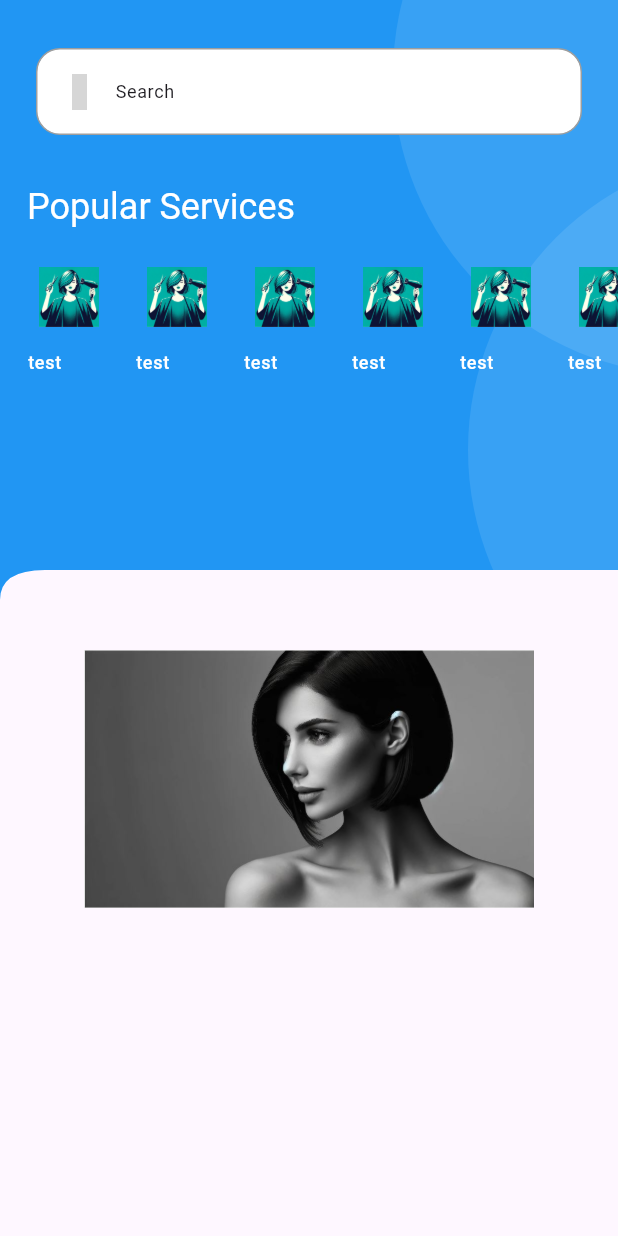
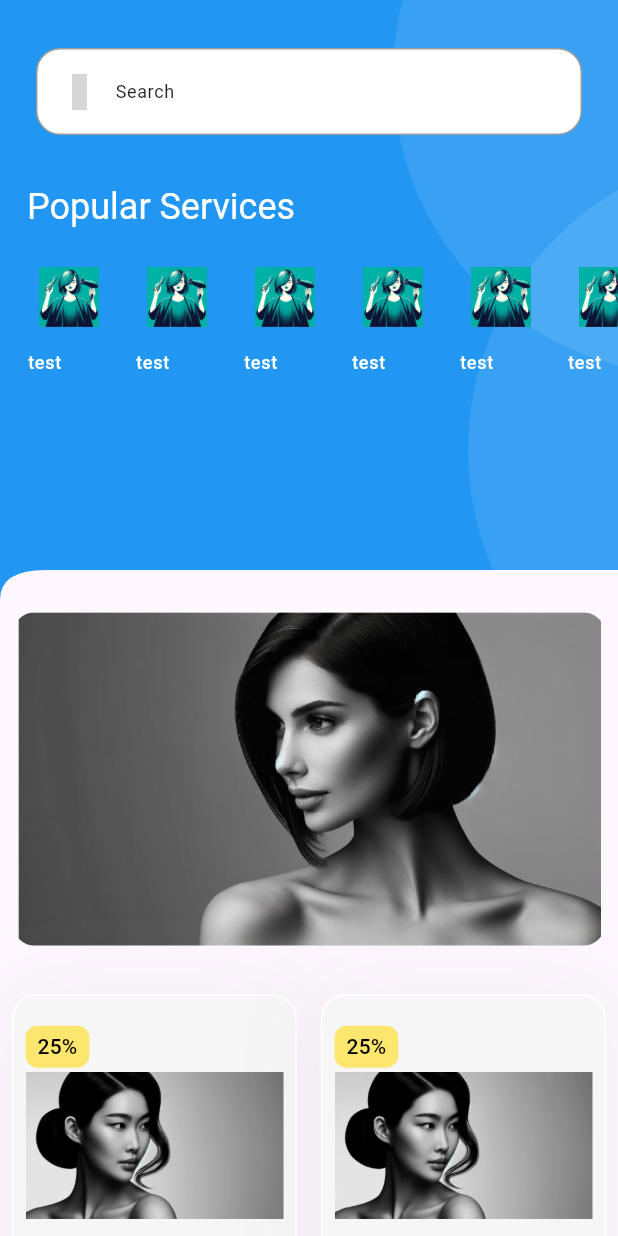
Before and after one commit to KamalTaleb/BeatyCenterApp, a Flutter app: the homePage screen opened directly, on a phone screen of 412 x 824 dp. Run offline on Flutter 3.47's test engine with Material 3 defaults, Android fonts, the light colour scheme and no system bars; drawn by our look-alikes of carousel_slider; our stand-ins replace email_validator, font_awesome_flutter, get, iconsax, image_picker, shared_preferences and 1 more; missing offline and left inert: email_otp; accounts and stored records are empty; grey boxes are pictures that could not be loaded.

Commit message:
services

```diff
--- /dev/null
+++ b/lib/helper_functions.dart
@@ -0,0 +1,8 @@
+import 'package:flutter/material.dart';
+
+
+class SHelperFunction{
+  static bool isDarkMode(BuildContext context){
+    return Theme.of(context).brightness == Brightness.dark;
+  }
+}
--- a/lib/home.dart
+++ b/lib/home.dart
@@ -4,6 +4,7 @@ import 'package:beauty_center/promo_slider.dart';
 import 'package:beauty_center/search_container.dart';
 import 'package:beauty_center/primary_header_container.dart';
 import 'package:beauty_center/section_heading.dart';
+import 'package:beauty_center/services_card_horizontal.dart';
 import 'package:flutter/cupertino.dart';
 import 'package:flutter/material.dart';
 import 'package:flutter/widgets.dart';
@@ -59,9 +60,22 @@ class homePage extends StatelessWidget {
               padding: EdgeInsets.all(8.0),
               child: Column(
                 children: [
-                  SPromoSlider(),
-                  SizedBox(
+                  const SPromoSlider(),
+                  const SizedBox(
                     height: 32.0,
+                  ),
+                  GridView.builder(
+                    itemCount: 4,
+                    shrinkWrap: true,
+                    physics: const NeverScrollableScrollPhysics(),
+                    padding: EdgeInsets.zero,
+                    gridDelegate: SliverGridDelegateWithFixedCrossAxisCount(
+                    crossAxisCount: 2,
+                    mainAxisSpacing: 16.0,
+                    crossAxisSpacing: 16.0,
+                    mainAxisExtent: 288,
+                  ),
+                    itemBuilder: (_, index)=> const SServicesCardHorizontal(),
                   ),
                   // SGalleryTest(),
                 ],
--- a/lib/main.dart
+++ b/lib/main.dart
@@ -18,7 +18,7 @@ class MyApp extends StatelessWidget {
         colorScheme: ColorScheme.fromSeed(seedColor: Colors.deepPurple),
         useMaterial3: true,
       ),
-      home: SGalleryTest(),
+      home: homePage(),
     );
   }
 }
--- /dev/null
+++ b/lib/rounded_container.dart
@@ -0,0 +1,32 @@
+import 'package:flutter/material.dart';
+
+class SRoundedContainer extends StatelessWidget {
+  const SRoundedContainer({super.key, this.width , this.height, this.radius = 16.0, this.child, this.showBorder = false,  this.borderColor= const Color(0xFF090909),  this.backgroundColor= Colors.white, this.padding, this.margin});
+
+
+  final double? width,height;
+  final double radius;
+  final Widget? child;
+  final bool showBorder;
+  final Color borderColor, backgroundColor;
+  final EdgeInsetsGeometry? padding, margin;
+
+
+
+
+  @override
+  Widget build(BuildContext context) {
+    return Container(
+      width: width,
+      height: height,
+      padding: padding,
+      margin: margin,
+      decoration: BoxDecoration(
+        color: backgroundColor,
+        borderRadius: BorderRadius.circular(radius),
+        border: showBorder ? Border.all(color: borderColor):null,
+      ),
+      child: child,
+    );
+  }
+}
--- a/lib/rounded_image.dart
+++ b/lib/rounded_image.dart
@@ -3,8 +3,8 @@ import 'package:flutter/material.dart';
 class SRoundedImage extends StatelessWidget {
   const SRoundedImage({
     super.key,
-    this.width = 300,
-    this.height = 5,
+    this.width = 500,
+    this.height = 500,
     required this.imageUrl,
     this.applyImageRadius = true,
     this.border,
--- /dev/null
+++ b/lib/s_circular_icon.dart
@@ -0,0 +1,39 @@
+import 'package:beauty_center/helper_functions.dart';
+import 'package:flutter/material.dart';
+import 'package:iconsax/iconsax.dart';
+
+
+class SCircularIcon extends StatelessWidget {
+  const SCircularIcon({
+    super.key, this.width, this.height, this.size = 32.0, required this.icon, this.color, this.backgroundColor, this.onPressed,
+  });
+
+  final double? width, height, size;
+  final IconData icon;
+  final Color? color, backgroundColor;
+  final VoidCallback? onPressed;
+  @override
+  Widget build(BuildContext context) {
+    return Container(
+      width: width,
+      height: height,
+      decoration: BoxDecoration(
+        color: backgroundColor
+            != null
+            ? backgroundColor!
+            : SHelperFunction.isDarkMode(context)
+            ? Colors.black.withOpacity(0.9)
+            : Colors.white.withOpacity(0.9),
+        borderRadius: BorderRadius.circular(100),
+      ),
+      child: IconButton(
+        onPressed: onPressed,
+        icon: Icon(
+          icon,
+          color: color,
+          size: size,
+        ),
+      ),
+    );
+  }
+}
--- /dev/null
+++ b/lib/service_title_text.dart
@@ -0,0 +1,21 @@
+import 'package:flutter/material.dart';
+
+class SServiceTitleText extends StatelessWidget {
+  const SServiceTitleText({super.key, required this.title, this.smallSize =false,  this.maxLines = 2, this.textAlign = TextAlign.left});
+
+  final String title;
+  final bool smallSize;
+  final int maxLines;
+  final TextAlign? textAlign;
+
+  @override
+  Widget build(BuildContext context) {
+    return Text(
+      title,
+      style: smallSize ? Theme.of(context).textTheme.labelLarge : Theme.of(context).textTheme.titleSmall,
+      overflow: TextOverflow.ellipsis,
+      maxLines: maxLines,
+      textAlign: textAlign,
+    );
+  }
+}
--- /dev/null
+++ b/lib/services_card_horizontal.dart
@@ -0,0 +1,130 @@
+import 'package:beauty_center/helper_functions.dart';
+import 'package:beauty_center/rounded_container.dart';
+import 'package:beauty_center/rounded_image.dart';
+import 'package:beauty_center/s_circular_icon.dart';
+import 'package:beauty_center/service_title_text.dart';
+import 'package:beauty_center/shadows.dart';
+import 'package:flutter/cupertino.dart';
+import 'package:flutter/material.dart';
+import 'package:iconsax/iconsax.dart';
+
+
+class SServicesCardHorizontal extends StatelessWidget {
+  const SServicesCardHorizontal({super.key});
+
+  @override
+  Widget build(BuildContext context) {
+    final dark = SHelperFunction.isDarkMode(context);
+    return GestureDetector(
+      onTap: (){},
+      child: Container(
+        width: 280,
+        padding: const EdgeInsets.all(1),
+        decoration: BoxDecoration(
+          boxShadow: [SShadowStyle.horizontalProductShadow],
+          borderRadius: BorderRadius.circular(16.0),
+          color: dark ? Colors.grey : Colors.white,
+        ),
+        child: Column(
+          children: [
+            SRoundedContainer(
+              height: 200,
+              padding: const EdgeInsets.all(8.0),
+              backgroundColor: dark ? const Color(0xFF272727): const Color(0xFFF6F6F6),
+              child: Stack(
+                children: [
+                  const SRoundedImage(imageUrl: 'images/home2.JPG', applyImageRadius: true,),
+                  Positioned(
+                    top: 12,
+                    child: SRoundedContainer(
+                      radius: 8.0,
+                      backgroundColor: Color(0xFFFFE24B).withOpacity(0.8),
+                      padding: const EdgeInsets.symmetric(horizontal: 8.0,vertical: 4.0),
+                      child: Text(
+                        '25%',
+                        style: Theme.of(context).textTheme.labelLarge!.apply(color: Colors.black),
+                      ),
+                    ),
+                  ),
+                  // const Positioned(
+                  //   top: 0,
+                  //     right: 0,
+                  //     child: SCircularIcon(
+                  //       icon: Iconsax.heart5,
+                  //       color: Colors.red,
+                  //     ),
+                  // ),
+                ],
+              ),
+            ),
+            const SizedBox(
+              height: 8.0,
+            ),
+            Padding(
+              padding: const EdgeInsets.only(left: 8.0),
+              child: Column(
+                crossAxisAlignment: CrossAxisAlignment.start,
+                children: [
+                  SServiceTitleText(
+                    title: 'Service 1',
+                  ),
+                  SizedBox(
+                    height: 6.0,
+                  ),
+                  Row(
+                    children: [
+                      Text(
+                        'hair styling',
+                        overflow: TextOverflow.ellipsis,
+                        maxLines: 1,
+                        style: Theme.of(context).textTheme.labelMedium,
+                      ),
+                      const SizedBox(
+                        width: 4,
+                      ),
+                      const Icon(
+                        Iconsax.verify5,
+                        color: Colors.blue,
+                        size: 16.0,
+                      ),
+                    ],
+                  ),
+                  Row(
+                    mainAxisAlignment: MainAxisAlignment.spaceBetween,
+                    children: [
+                      Text(
+                        '\$15.5',
+                        maxLines: 1,
+                        overflow: TextOverflow.ellipsis,
+                        style: Theme.of(context).textTheme.headlineMedium,
+                      ),
+                      Container(
+                        decoration: const BoxDecoration(
+                          color: Colors.black54,
+                          borderRadius: BorderRadius.only(
+                            topLeft: Radius.circular(12.0),
+                            bottomRight: Radius.circular(16.0),
+                          ),
+                        ),
+                        child: const SizedBox(
+                          width: 24.0 * 1.2,
+                          height: 24.0 * 1.2,
+                          child: Center(
+                            child: Icon(
+                              Iconsax.add,
+                              color: Colors.white,
+                            ),
+                          ),
+                        ),
+                      ),
+                    ],
+                  ),
+                ],
+              ),
+            ),
+          ],
+        ),
+      ),
+    );
+  }
+}
--- /dev/null
+++ b/lib/shadows.dart
@@ -0,0 +1,17 @@
+import 'package:flutter/material.dart';
+
+class SShadowStyle{
+  static final verticalProductShadow = BoxShadow(
+    color: Colors.grey.withOpacity(0.1),
+    blurRadius: 50,
+    spreadRadius: 7,
+    offset: const Offset(0, 2)
+  );
+
+  static final horizontalProductShadow = BoxShadow(
+      color: Colors.grey.withOpacity(0.1),
+      blurRadius: 50,
+      spreadRadius: 7,
+      offset: const Offset(0, 2)
+  );
+}
```
